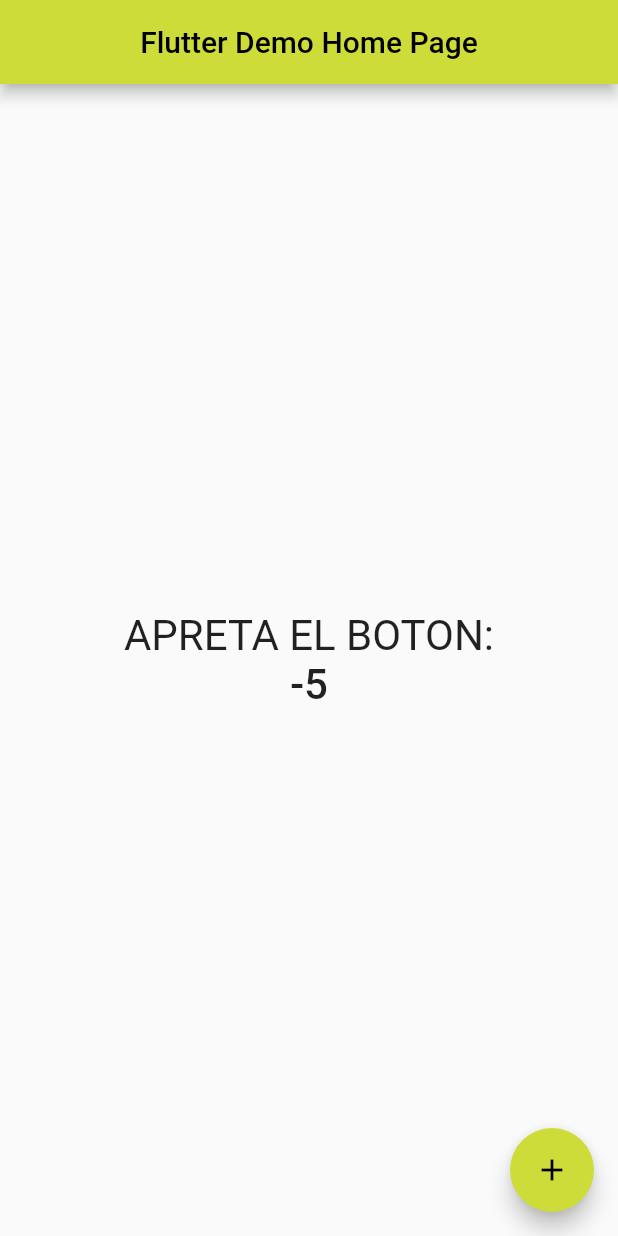
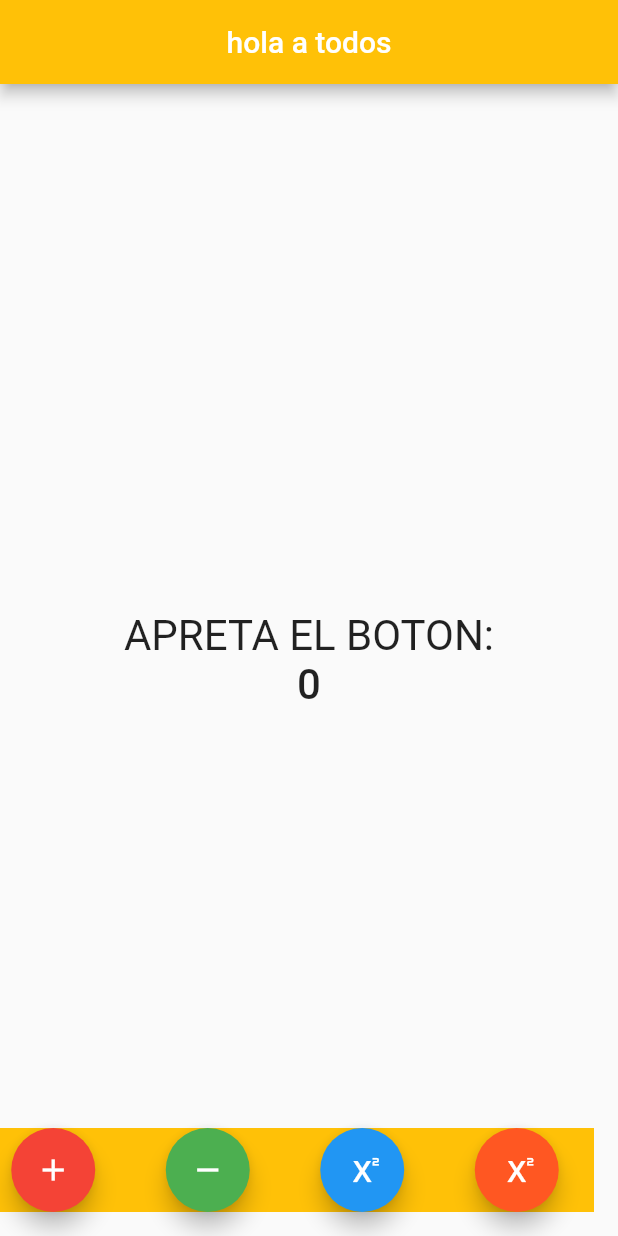
Before and after one commit to GabrielYanani/mi_primer_app, a Flutter app: the screen it shows after launch, on a phone screen of 412 x 824 dp. Run offline on Flutter 3.47's test engine with Material 2 defaults, Android fonts, the light colour scheme and no system bars.

Commit message:
mi primera app 1.1.2

```diff
--- a/lib/main.dart
+++ b/lib/main.dart
@@ -9,40 +9,17 @@ void main() {
 class MyApp extends StatelessWidget {
   const MyApp({Key? key}) : super(key: key);
 
-  // This widget is the root of your application.
   @override
   Widget build(BuildContext context) {
-    return MaterialApp(
+    return const MaterialApp(
       title: 'hola',
-      theme: ThemeData(
-        // This is the theme of your application.
-        //
-        // Try running your application with "flutter run". You'll see the
-        // application has a blue toolbar. Then, without quitting the app, try
-        // changing the primarySwatch below to Colors.green and then invoke
-        // "hot reload" (press "r" in the console where you ran "flutter run",
-        // or simply save your changes to "hot reload" in a Flutter IDE).
-        // Notice that the counter didn't reset back to zero; the application
-        // is not restarted.
-        primarySwatch: Colors.lime,
-
-      ),
-      home: const MyHomePage(title: 'Flutter Demo Home Page'),
+      home: MyHomePage(title: 'hola a todos'),
     );
   }
 }
 
 class MyHomePage extends StatefulWidget {
   const MyHomePage({Key? key, required this.title}) : super(key: key);
-
-  // This widget is the home page of your application. It is stateful, meaning
-  // that it has a State object (defined below) that contains fields that affect
-  // how it looks.
-
-  // This class is the configuration for the state. It holds the values (in this
-  // case the title) provided by the parent (in this case the App widget) and
-  // used by the build method of the State. Fields in a Widget subclass are
-  // always marked "final".
 
   final String title;
 
@@ -51,55 +28,42 @@ class MyHomePage extends StatefulWidget {
 }
 
 class _MyHomePageState extends State<MyHomePage> {
-  int _counter = -5;
+  int _counter = 0;
 
   void _incrementCounter() {
     setState(() {
-      // This call to setState tells the Flutter framework that something has
-      // changed in this State, which causes it to rerun the build method below
-      // so that the display can reflect the updated values. If we changed
-      // _counter without calling setState(), then the build method would not be
-      // called again, and so nothing would appear to happen.
+      (_counter++);
+    });
+  }
+
+  void _restar() {
+    setState(() {
+      (_counter--);
+    });
+  }
+
+  void _multiplicar() {
+    setState(() {
       (_counter = _counter * _counter);
+    });
+  }
+
+  void _sumarx2() {
+    setState(() {
+      (_counter = _counter + _counter);
     });
   }
 
   @override
   Widget build(BuildContext context) {
-    // This method is rerun every time setState is called, for instance as done
-    // by the _incrementCounter method above.
-    //
-    // The Flutter framework has been optimized to make rerunning build methods
-    // fast, so that you can just rebuild anything that needs updating rather
-    // than having to individually change instances of widgets.
     return Scaffold(
       appBar: AppBar(
-        // Here we take the value from the MyHomePage object that was created by
-        // the App.build method, and use it to set our appbar title.
-
+        backgroundColor: Colors.amber,
         title: Text(widget.title),
         centerTitle: true,
-
       ),
       body: Center(
-
-        // Center is a layout widget. It takes a single child and positions it
-        // in the middle of the parent.
         child: Column(
-          // Column is also a layout widget. It takes a list of children and
-          // arranges them vertically. By default, it sizes itself to fit its
-          // children horizontally, and tries to be as tall as its parent.
-          //
-          // Invoke "debug painting" (press "p" in the console, choose the
-          // "Toggle Debug Paint" action from the Flutter Inspector in Android
-          // Studio, or the "Toggle Debug Paint" command in Visual Studio Code)
-          // to see the wireframe for each widget.
-          //
-          // Column has various properties to control how it sizes itself and
-          // how it positions its children. Here we use mainAxisAlignment to
-          // center the children vertically; the main axis here is the vertical
-          // axis because Columns are vertical (the cross axis would be
-          // horizontal).
           mainAxisAlignment: MainAxisAlignment.center,
           children: <Widget>[
             const Text(
@@ -114,14 +78,49 @@ class _MyHomePageState extends State<MyHomePage> {
           ],
         ),
       ),
-      floatingActionButton: FloatingActionButton(
-        mini: false,
-        onPressed: _incrementCounter,
-        tooltip: 'Increment',
-        child: const Icon(
-          Icons.add,
+      floatingActionButton: Container(
+        color: Colors.amber,
+        child: Row(
+          mainAxisAlignment: MainAxisAlignment.spaceAround,
+          children: [
+            FloatingActionButton(
+              backgroundColor: Colors.red,
+              mini: false,
+              onPressed: _incrementCounter,
+              tooltip: 'sumar',
+              child: const Icon(
+                Icons.add,
+              ),
+            ),
+            FloatingActionButton(
+              backgroundColor: Colors.green,
+              mini: false,
+              onPressed: _restar,
+              tooltip: 'restar',
+              child: const Icon(
+                Icons.remove,
+              ),
+            ),
+            FloatingActionButton(
+              mini: false,
+              onPressed: _multiplicar,
+              tooltip: 'multiplicar',
+              child: const Icon(
+                Icons.superscript,
+              ),
+            ),
+            FloatingActionButton(
+              backgroundColor: Colors.deepOrange,
+              mini: false,
+              onPressed: _sumarx2,
+              tooltip: 'multiplicar',
+              child: const Icon(
+                Icons.superscript,
+              ),
+            )
+          ],
         ),
-      ), // This trailing comma makes auto-formatting nicer for build methods.
+      ),
     );
   }
 }
```
